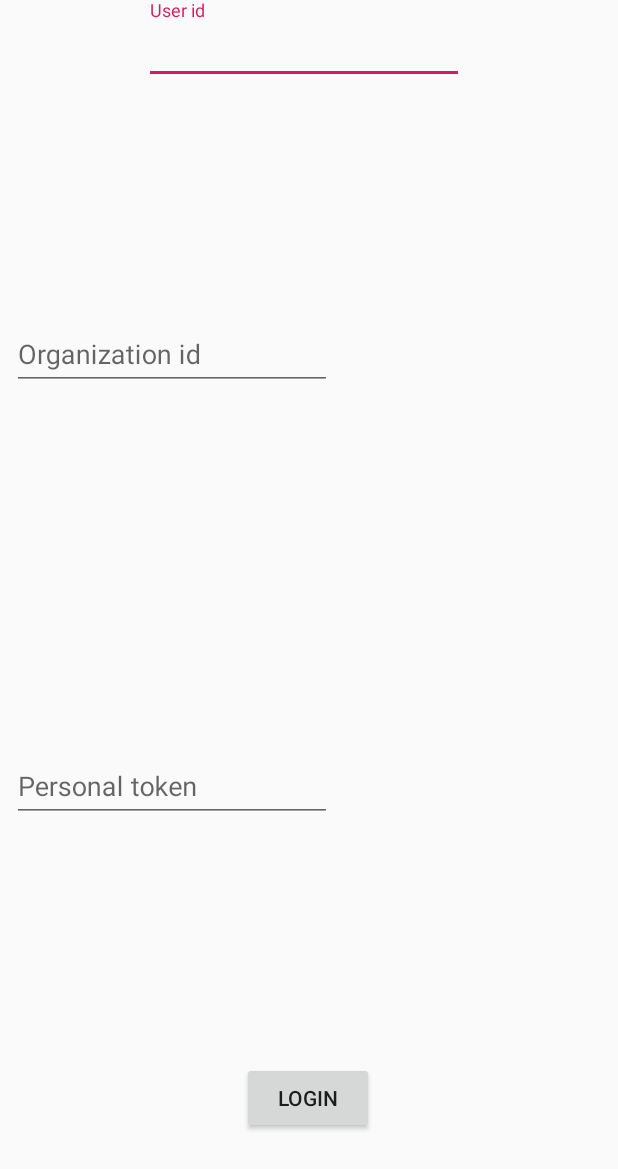
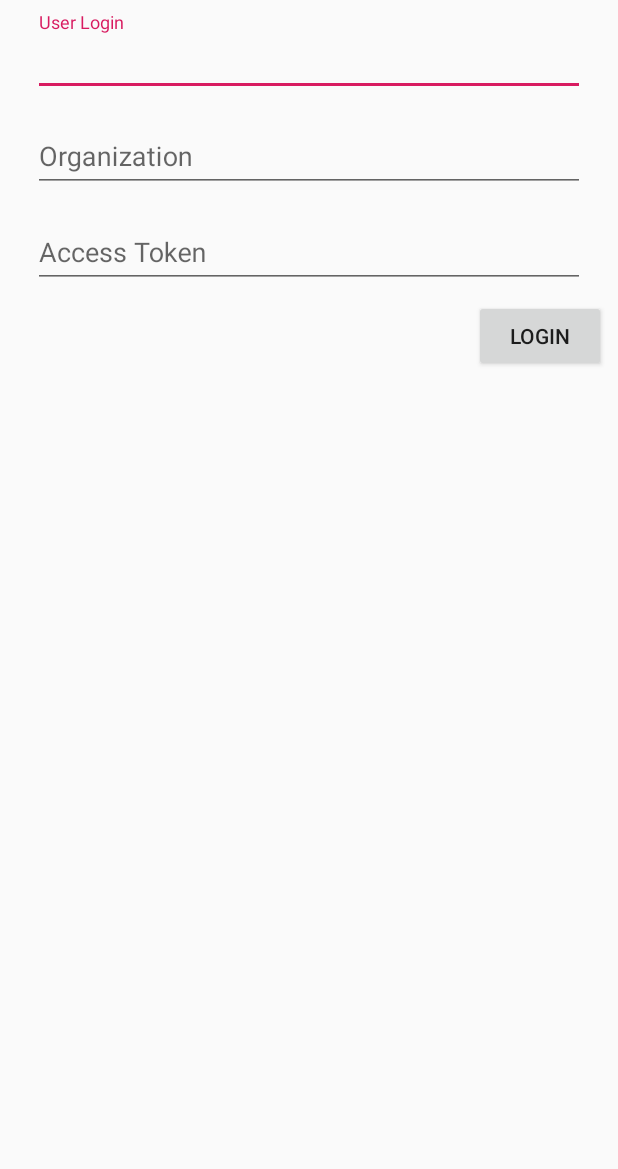
Before and after one commit to BOLT04/YAMA, an Android app: the layout activity_login.xml on its own in the app's theme, with its tools: preview values and no code run, on a phone screen of 412 x 824 dp. Shown: the top 1169 px of the screen. Run offline under Robolectric (Android 15) with nearby library versions, the light colour scheme and no system bars; network calls fail.

Commit message:
changed main, login and home interaction

```diff
--- a/YAMA/app/build.gradle
+++ b/YAMA/app/build.gradle
@@ -3,6 +3,10 @@ apply plugin: 'com.android.application'
 apply plugin: 'kotlin-android'
 
 apply plugin: 'kotlin-android-extensions'
+
+androidExtensions {
+    experimental = true
+}
 
 android {
     compileSdkVersion 28
--- a/YAMA/app/src/main/java/isel/pt/yama/Repository.kt
+++ b/YAMA/app/src/main/java/isel/pt/yama/Repository.kt
@@ -3,9 +3,9 @@ package isel.pt.yama
 import com.android.volley.RequestQueue
 import com.android.volley.Response
 import isel.pt.yama.dto.UserDto
-import isel.pt.yama.network.GetRequest
 
 // Holds all the data needed and interfaces with volley or any other data source.
+/*
 object Repository {
     fun makeUserRequest(
             userToken: String,
@@ -18,4 +18,4 @@ object Repository {
 
         queue.add(request)
     }
-}
+}*/
--- a/YAMA/app/src/main/res/layout/activity_login.xml
+++ b/YAMA/app/src/main/res/layout/activity_login.xml
@@ -7,93 +7,70 @@
     tools:context=".activity.LoginActivity">
 
     <com.google.android.material.textfield.TextInputLayout
-        android:layout_width="wrap_content"
+        android:layout_width="368dp"
         android:layout_height="wrap_content"
-        android:layout_marginStart="88dp"
+        android:layout_marginTop="8dp"
+        app:layout_constraintTop_toTopOf="parent"
         app:layout_constraintStart_toStartOf="parent"
-        app:layout_constraintTop_toTopOf="parent">
+        android:layout_marginStart="8dp"
+        app:layout_constraintEnd_toEndOf="parent"
+        android:layout_marginEnd="8dp"
+        android:id="@+id/textInputLayout2">
 
         <com.google.android.material.textfield.TextInputEditText
             android:id="@+id/login_userID"
-            android:layout_width="wrap_content"
+            android:layout_width="match_parent"
             android:layout_height="wrap_content"
-            android:layout_marginStart="8dp"
-            android:layout_marginTop="72dp"
-            android:layout_marginEnd="8dp"
-            android:ems="10"
-            android:hint="@string/user_id"
-            android:inputType="number"
-            app:errorEnabled="true"
-            app:layout_constraintEnd_toEndOf="parent"
-            app:layout_constraintHorizontal_bias="0.503"
-            app:layout_constraintStart_toStartOf="parent"
-            app:layout_constraintTop_toTopOf="parent" />
+            android:hint="User Login"/>
 
     </com.google.android.material.textfield.TextInputLayout>
 
     <com.google.android.material.textfield.TextInputLayout
-        android:layout_width="match_parent"
+        android:layout_width="368dp"
         android:layout_height="wrap_content"
-        android:layout_marginTop="204dp"
+        android:layout_marginTop="8dp"
+        app:layout_constraintTop_toBottomOf="@+id/textInputLayout2"
         app:layout_constraintStart_toStartOf="parent"
-        app:layout_constraintTop_toTopOf="parent">
+        android:layout_marginStart="8dp"
+        app:layout_constraintEnd_toEndOf="parent"
+        android:layout_marginEnd="8dp"
+        android:id="@+id/textInputLayout3">
 
         <com.google.android.material.textfield.TextInputEditText
             android:id="@+id/login_orgID"
-            android:layout_width="wrap_content"
+            android:layout_width="match_parent"
             android:layout_height="wrap_content"
-            android:layout_marginStart="8dp"
-            android:layout_marginTop="72dp"
-            android:layout_marginEnd="8dp"
-            android:ems="10"
-            android:hint="@string/organization_id"
-            android:inputType="number"
-            app:errorEnabled="true"
-            app:layout_constraintEnd_toEndOf="parent"
-            app:layout_constraintHorizontal_bias="0.503"
-            app:layout_constraintStart_toStartOf="parent"
-            app:layout_constraintTop_toTopOf="parent" />
+            android:hint="Organization" />
 
     </com.google.android.material.textfield.TextInputLayout>
 
     <com.google.android.material.textfield.TextInputLayout
-        android:layout_width="match_parent"
+        android:layout_width="368dp"
         android:layout_height="wrap_content"
-        android:layout_marginTop="340dp"
-        android:layout_marginBottom="8dp"
-        app:layout_constraintBottom_toTopOf="@+id/login_btn"
+        android:layout_marginTop="8dp"
+        app:layout_constraintTop_toBottomOf="@+id/textInputLayout3"
+        app:layout_constraintEnd_toEndOf="parent"
+        android:layout_marginEnd="8dp"
         app:layout_constraintStart_toStartOf="parent"
-        app:layout_constraintTop_toTopOf="parent">
+        android:layout_marginStart="8dp"
+        android:id="@+id/textInputLayout4">
 
         <com.google.android.material.textfield.TextInputEditText
             android:id="@+id/login_personalToken"
-            android:layout_width="wrap_content"
+            android:layout_width="match_parent"
             android:layout_height="wrap_content"
-            android:layout_marginStart="8dp"
-            android:layout_marginTop="72dp"
-            android:layout_marginEnd="8dp"
-            android:ems="10"
-            android:hint="@string/personal_token"
-            android:inputType="number"
-            app:errorEnabled="true"
-            app:layout_constraintEnd_toEndOf="parent"
-            app:layout_constraintHorizontal_bias="0.503"
-            app:layout_constraintStart_toStartOf="parent"
-            app:layout_constraintTop_toTopOf="parent" />
+            android:hint="Access Token" />
 
     </com.google.android.material.textfield.TextInputLayout>
 
     <Button
         android:id="@+id/login_btn"
+        android:text="Login"
         android:layout_width="wrap_content"
         android:layout_height="wrap_content"
-        android:layout_marginStart="8dp"
-        android:layout_marginEnd="8dp"
-        android:layout_marginBottom="68dp"
-        android:text="@string/login_btn"
-        app:layout_constraintBottom_toBottomOf="parent"
+        android:layout_marginTop="8dp"
+        app:layout_constraintTop_toBottomOf="@+id/textInputLayout4"
         app:layout_constraintEnd_toEndOf="parent"
-        app:layout_constraintHorizontal_bias="0.498"
-        app:layout_constraintStart_toStartOf="parent" />
+        android:layout_marginEnd="8dp"/>
 
 </androidx.constraintlayout.widget.ConstraintLayout>
--- a/YAMA/app/src/main/res/values/strings.xml
+++ b/YAMA/app/src/main/res/values/strings.xml
@@ -15,6 +15,10 @@
     <string name="userId">UserId</string>
     <string name="userToken">UserToken</string>
 
+    <!-- Strings related to login -->
+    <string name="error_login">Incorrect login for given access token</string>
+    <string name="error_organization">Incorrect organization for given access token</string>
+
     <!-- Navigation Drawer -->
     <string name="profile">Profile</string>
     <string name="teams">Teams</string>
```
Also changed, not shown: YAMA/app/src/main/AndroidManifest.xml (+1 -10 lines), YAMA/app/src/main/java/isel/pt/yama/activity/HomeActivity.kt (+2 -14 lines), YAMA/app/src/main/java/isel/pt/yama/activity/LoginActivity.kt (+53 -14 lines), YAMA/app/src/main/java/isel/pt/yama/activity/MainActivity.kt (+37 -7 lines), YAMA/app/src/main/java/isel/pt/yama/activity/ProfileActivity.kt (+17 -6 lines), YAMA/app/src/main/java/isel/pt/yama/dto/UserDto.kt (+6 -36 lines), YAMA/app/src/main/java/isel/pt/yama/network/GetRequest.kt (+56 -20 lines), YAMA/app/src/main/java/isel/pt/yama/viewmodel/LoginViewModel.kt (+84 -17 lines), YAMA/app/src/main/java/isel/pt/yama/viewmodel/ProfileViewModel.kt (+9 -21 lines).
